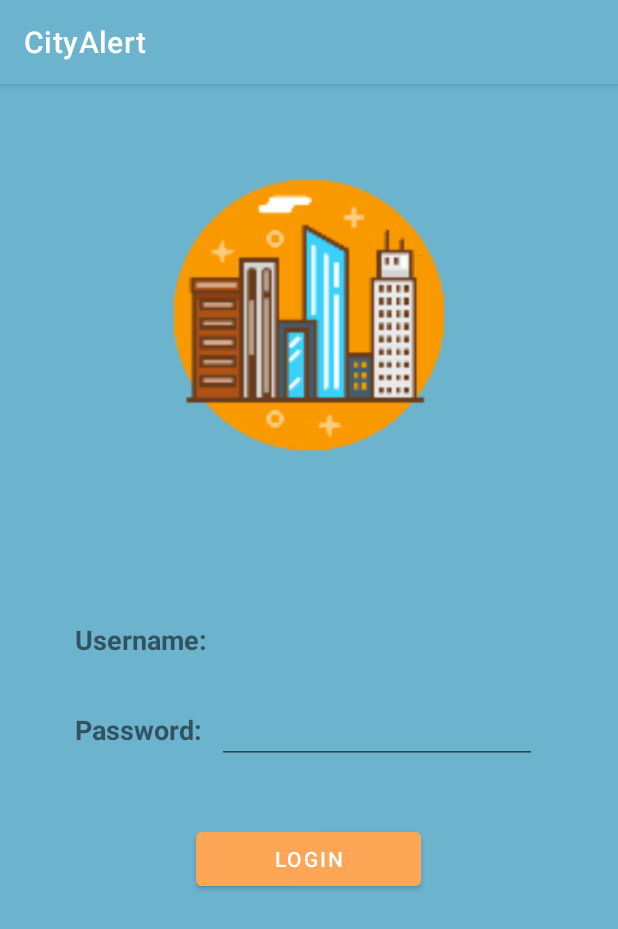
After one commit to mrma2498/CityAlert, an Android app: the Login screen opened directly, with no data from a screen before it, on a phone screen of 412 x 824 dp. The commit adds this screen. Shown: the top 929 px of the screen. Run offline under Robolectric (Android 15) with nearby library versions, the phone set to English and light mode, and no system bars.

Commit message:
Layout para a página do Login

```diff
--- a/app/src/main/AndroidManifest.xml
+++ b/app/src/main/AndroidManifest.xml
@@ -24,7 +24,7 @@
         <activity
             android:name=".AdicionaNota"
             android:label="@string/add_note" />
-        <activity android:name=".MainActivity"></activity>
+        <activity android:name=".MainActivity" />
     </application>
 
 </manifest>
--- /dev/null
+++ b/app/src/main/java/ipvc/estg/cityalert/Login.kt
@@ -0,0 +1,46 @@
+package ipvc.estg.cityalert
+
+import androidx.appcompat.app.AppCompatActivity
+import android.os.Bundle
+import android.view.View
+import android.widget.Toast
+import ipvc.estg.cityalert.api.EndPoints
+import ipvc.estg.cityalert.api.ServiceBuilder
+import ipvc.estg.cityalert.api.Utilizador
+import retrofit2.Call
+import retrofit2.Callback
+import retrofit2.Response
+
+
+class Login : AppCompatActivity() {
+    override fun onCreate(savedInstanceState: Bundle?) {
+        super.onCreate(savedInstanceState)
+        setContentView(R.layout.activity_login)
+
+
+
+
+
+    }
+
+    fun getSingle(view: View){
+        val request = ServiceBuilder.buildService(EndPoints::class.java)
+        val call = request.getUtilizadorById(1);
+
+        call.enqueue(object : Callback<Utilizador> {
+            override fun onResponse(call: Call<Utilizador>, response: Response<Utilizador>) {
+                if (response.isSuccessful) {
+                    val c: Utilizador = response.body()!!
+                    Toast.makeText(this@Login, c.username, Toast.LENGTH_SHORT).show()
+                }
+            }
+
+            override fun onFailure(call: Call<Utilizador>, t: Throwable) {
+                Toast.makeText(this@Login, "Falhou", Toast.LENGTH_SHORT).show()
+            }
+        })
+    }
+
+
+
+}
--- a/app/src/main/java/ipvc/estg/cityalert/PaginaInicial.kt
+++ b/app/src/main/java/ipvc/estg/cityalert/PaginaInicial.kt
@@ -10,6 +10,7 @@ import kotlinx.android.synthetic.main.activity_pagina_inicial.*
 class PaginaInicial : AppCompatActivity() {
 
     private val NotesActivityRequestCode = 3
+    private val LOGINActivityRequestCode = 4
 
     override fun onCreate(savedInstanceState: Bundle?) {
         super.onCreate(savedInstanceState)
@@ -19,11 +20,11 @@ class PaginaInicial : AppCompatActivity() {
 
         val login = findViewById<Button>(R.id.loginB)
 
-        /*
+
         login.setOnClickListener {
             val intent = Intent(this, Login::class.java)
-            //startActivityForResult(intent, newNoteActivityRequestCode)
-        }*/
+            startActivityForResult(intent, LOGINActivityRequestCode)
+        }
 
         val notes = findViewById<Button>(R.id.notespage)
 
--- a/app/src/main/java/ipvc/estg/cityalert/api/ServiceBuilder.kt
+++ b/app/src/main/java/ipvc/estg/cityalert/api/ServiceBuilder.kt
@@ -10,7 +10,7 @@ object ServiceBuilder {
     private val client = OkHttpClient.Builder().build()
 
     private val retrofit = Retrofit.Builder()
-        .baseUrl("http://jsonplaceholder.typicode.com/") //Alterar para o url do webhost
+        .baseUrl("https://cityalertcm.000webhostapp.com/") //Alterar para o url do webhost
         .addConverterFactory(GsonConverterFactory.create())
         .client(client)
         .build()
--- /dev/null
+++ b/app/src/main/res/layout/activity_login.xml
@@ -0,0 +1,86 @@
+<?xml version="1.0" encoding="utf-8"?>
+<RelativeLayout xmlns:android="http://schemas.android.com/apk/res/android"
+    xmlns:app="http://schemas.android.com/apk/res-auto"
+    xmlns:tools="http://schemas.android.com/tools"
+    android:layout_width="match_parent"
+    android:layout_height="match_parent"
+    android:background="@color/blue_background"
+    tools:context=".PaginaInicial">
+
+
+
+
+    <ImageView
+        android:id="@+id/cityAlertImage"
+        android:layout_width="wrap_content"
+        android:layout_height="wrap_content"
+        android:layout_centerHorizontal="true"
+        android:scaleX="2.5"
+        android:scaleY="2.5"
+        android:layout_marginTop="100dp"
+        app:srcCompat="@mipmap/ic_cityalert_foreground" />
+
+
+
+    <TextView
+        android:id="@+id/usernametxview"
+        android:layout_width="wrap_content"
+        android:layout_height="wrap_content"
+        android:layout_below="@id/cityAlertImage"
+        android:layout_marginTop="150dp"
+        android:layout_marginLeft="50dp"
+        android:textSize="18dp"
+        android:textStyle="bold"
+        android:text="@string/username" />
+
+    <EditText
+        android:id="@+id/editTextUsername"
+        android:layout_width="wrap_content"
+        android:layout_height="wrap_content"
+        android:inputType="textAutoComplete"
+        android:ems="10"
+        android:text=""
+        android:layout_marginLeft="10dp"
+        android:layout_toRightOf="@id/usernametxview"
+        android:layout_alignBaseline="@+id/usernametxview"
+        />
+
+
+
+    <TextView
+        android:id="@+id/passwordxview"
+        android:layout_width="wrap_content"
+        android:layout_height="wrap_content"
+        android:layout_below="@id/usernametxview"
+        android:layout_marginTop="35dp"
+        android:layout_marginLeft="50dp"
+        android:textSize="18dp"
+        android:textStyle="bold"
+        android:text="@string/password" />
+
+    <EditText
+        android:id="@+id/editTextPassword"
+        android:layout_width="wrap_content"
+        android:layout_height="wrap_content"
+        android:layout_toRightOf="@id/passwordxview"
+        android:layout_alignBaseline="@+id/passwordxview"
+        android:ems="10"
+        android:layout_marginLeft="10dp"
+        android:inputType="textPassword" />
+
+    <Button
+        android:id="@+id/loginAccount"
+        android:layout_width="150dp"
+        android:layout_height="wrap_content"
+        android:text="@string/loginB"
+        android:backgroundTint="#FCA656"
+        android:layout_below="@+id/passwordxview"
+        android:layout_centerInParent="true"
+        android:layout_marginTop="50dp"
+
+        />
+
+
+
+
+</RelativeLayout>
--- a/app/src/main/res/values/strings.xml
+++ b/app/src/main/res/values/strings.xml
@@ -18,4 +18,6 @@
     <string name="editsucess">Note edited successfully!</string>
     <string name="loginB">Login</string>
     <string name="notes">Notes</string>
+    <string name="username">Username:</string>
+    <string name="password">Password:</string>
 </resources>
```
Also changed, not shown: 1 other file.
